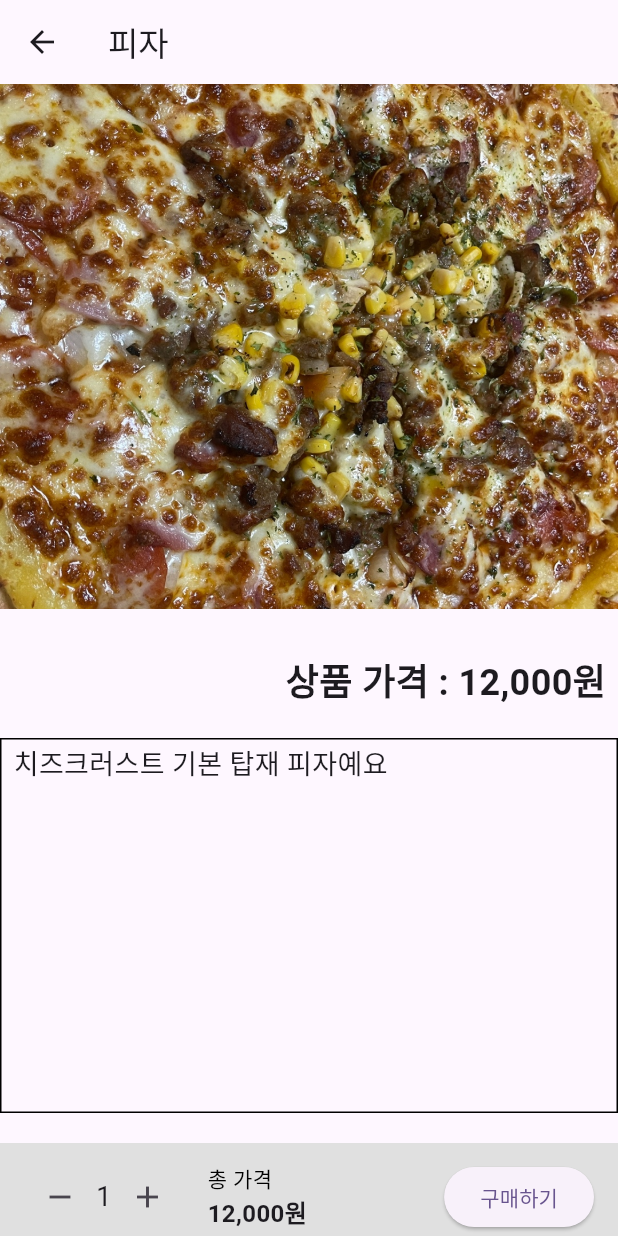
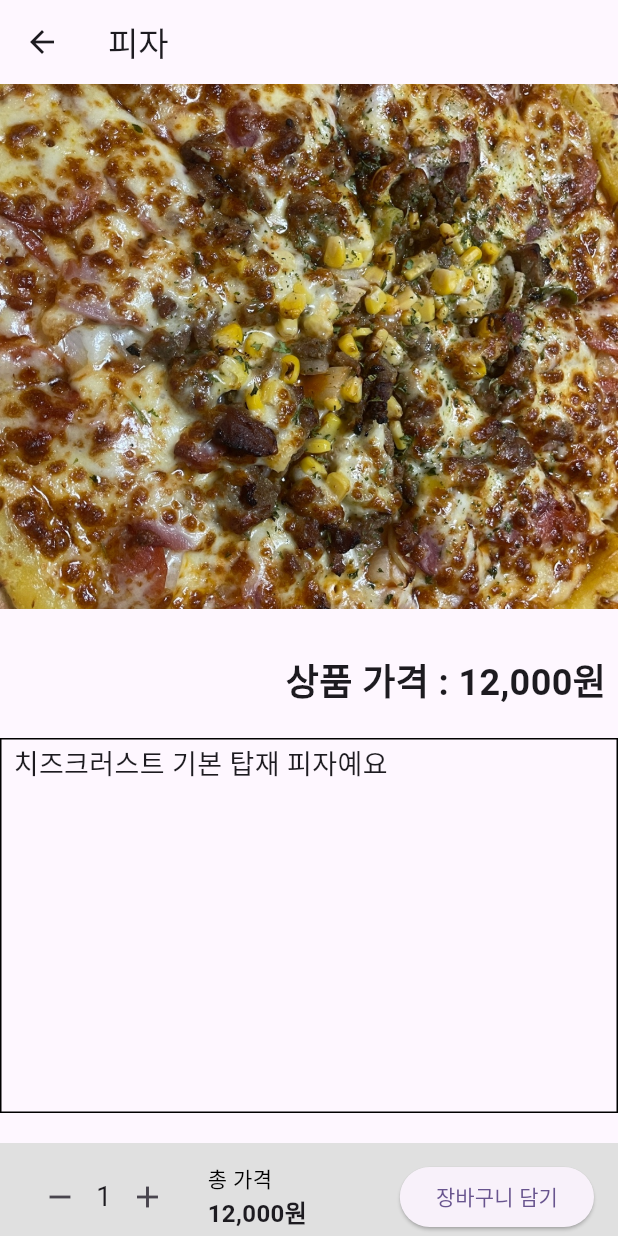
Before and after one commit to jek1m/shoppingmall_platform_5, a Flutter app: the screen it shows after launch, after a tap on "피자", on a phone screen of 412 x 824 dp. Run offline on Flutter 3.47's test engine with Material 3 defaults, Android fonts, the phone set to English and light mode, and no system bars; our stand-ins replace image_picker.

Commit message:
feat : 구매하기 버튼 이름 변경
구매하기 -> 장바구니 담기

```diff
--- a/lib/food_detail_page.dart
+++ b/lib/food_detail_page.dart
@@ -153,7 +153,7 @@ class _FoodDetailPageState extends State<FoodDetailPage> {
                   Spacer(),
                   // 구매 버튼
                   ElevatedButton(
-                    child: Text('구매하기'),
+                    child: Text('장바구니 담기'),
                     onPressed: _showConfirmDialog,
                   )
                 ],
```
Also changed, not shown: lib/main.dart (line endings or trailing spaces), 84 other files.
